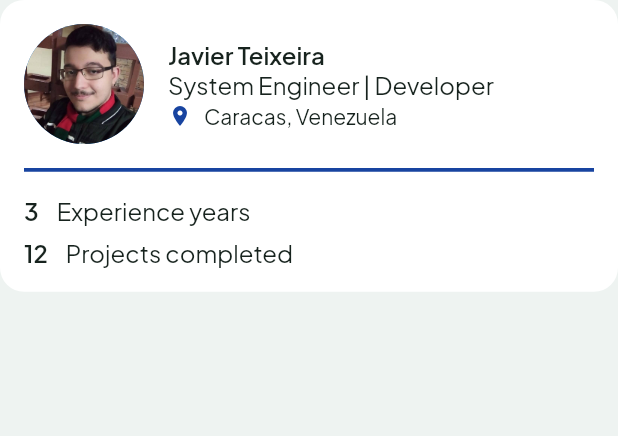
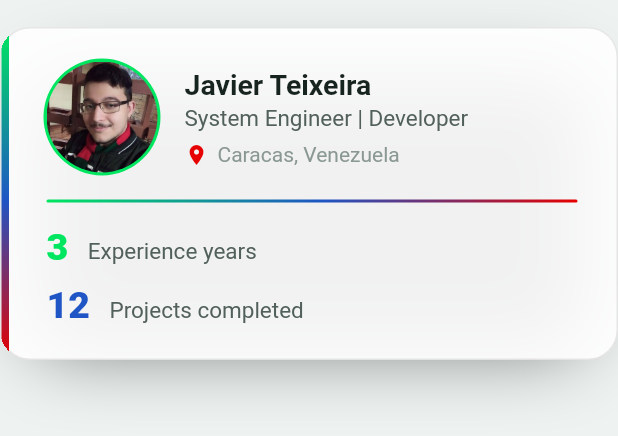
Before and after one commit to Teixeira49/portafolio, a Flutter app: the ResumeBody widget shown alone on an empty page, opened directly, on a phone screen of 412 x 824 dp. Shown: the top 436 px of the screen. Run offline on Flutter 3.47's test engine with Material 3 defaults, Android fonts, the phone set to English and light mode, and no system bars; our stand-ins replace equatable, flutter_bloc, flutter_svg, gap, get_it, google_fonts and 1 more.

Commit message:
Implement new structure for resumen body

```diff
--- a/lib/src/shared/presentation/widgets/resume_body.dart
+++ b/lib/src/shared/presentation/widgets/resume_body.dart
@@ -1,12 +1,25 @@
 import 'package:flutter/material.dart';
-import 'package:flutter_bloc/flutter_bloc.dart';
+import 'package:gap/gap.dart';
 import 'package:portafolio/l10n/l10n.dart';
-import 'package:portafolio/src/core/theme/extended_text_theme.dart';
 import 'package:url_launcher/url_launcher.dart';
 
 import '../../../core/utils/asset_images.dart';
 import '../../../core/variables/values/values.dart';
 import '../../../features/home/presentation/bloc/chat_bloc/bloc.dart';
+
+const _kBrandGradientV = LinearGradient(
+  begin: Alignment.topCenter,
+  end: Alignment.bottomCenter,
+  colors: [Color(0xFF00E660), Color(0xFF1F55C4), Color(0xFFE60000)],
+  stops: [0.0, 0.52, 1.0],
+);
+
+const _kBrandGradientH = LinearGradient(
+  begin: Alignment.centerLeft,
+  end: Alignment.centerRight,
+  colors: [Color(0xFF00E660), Color(0xFF1F55C4), Color(0xFFE60000)],
+  stops: [0.0, 0.52, 1.0],
+);
 
 class ResumeBody extends StatelessWidget {
   const ResumeBody({super.key, required this.aboutData});
@@ -15,219 +28,232 @@ class ResumeBody extends StatelessWidget {
 
   @override
   Widget build(BuildContext context) {
-    final width = MediaQuery.of(context).size.width;
-    final children = [
-      _ResumeTitle(aboutData: aboutData),
-      _DynamicDivider(width: width),
-      _ResumeData(aboutData: aboutData),
-    ];
-    return Container(
-      decoration: BoxDecoration(
-        borderRadius: BorderRadius.circular(WidthValues.radiusMd),
-        color: ColorValues.bgSecondary(context),
-      ),
-      padding: EdgeInsets.all(WidthValues.padding),
-      child:
-          width > 1100
-              ? Row(
-                spacing: WidthValues.spacingMd,
-                mainAxisAlignment: MainAxisAlignment.start,
-                mainAxisSize: MainAxisSize.min,
-                children: children,
-              )
-              : Column(
-                spacing: WidthValues.spacingMd,
-                mainAxisAlignment: MainAxisAlignment.start,
-                crossAxisAlignment: CrossAxisAlignment.start,
-                mainAxisSize: MainAxisSize.min,
-                children: children,
+    return LayoutBuilder(
+      builder: (context, constraints) {
+        final isWide = constraints.maxWidth >= 500;
+
+        return Container(
+          margin: const EdgeInsets.only(top: 18),
+          clipBehavior: Clip.hardEdge,
+          decoration: BoxDecoration(
+            color: ColorValues.bgSurface(context),
+            border: Border.all(color: ColorValues.borderSurface(context)),
+            borderRadius: BorderRadius.circular(20),
+            boxShadow: const [
+              BoxShadow(
+                color: Color(0x991A1A1A),
+                blurRadius: 44,
+                spreadRadius: -22,
+                offset: Offset(0, 14),
               ),
+            ],
+          ),
+          child: Stack(
+            children: [
+              // Accent bar — 5 px gradient strip flush to the left edge
+              Positioned(
+                left: 0,
+                top: 0,
+                bottom: 0,
+                child: Container(
+                  width: 5,
+                  decoration: const BoxDecoration(gradient: _kBrandGradientV),
+                ),
+              ),
+
+              // Main content (30 px left pad = 5 accent + 25 gap)
+              Padding(
+                padding: const EdgeInsets.fromLTRB(30, 22, 26, 22),
+                child: isWide ? _WideLayout(aboutData: aboutData) : _NarrowLayout(aboutData: aboutData),
+              ),
+            ],
+          ),
+        );
+      },
     );
   }
 }
 
-class _ResumeTitle extends StatelessWidget {
-  const _ResumeTitle({required this.aboutData});
+// ─── Wide layout (≥ 500 px): left info | divider | stats ─────────────────────
 
+class _WideLayout extends StatelessWidget {
+  const _WideLayout({required this.aboutData});
   final Map<String, dynamic> aboutData;
 
   @override
-  Widget build(BuildContext context) => LayoutBuilder(
-    builder: (context, constraints) {
-      final width = constraints.maxWidth;
-      final avatar = CircleAvatar(
-        backgroundImage: AssetImage(AssetImages.profile),
-        radius: 40,
-      );
-      final children = [
-        if (width > 315) avatar,
-        Column(
-          crossAxisAlignment: CrossAxisAlignment.start,
-          children: [
-            Text(
-              aboutData["name"].toString(),
-              style: ExtendedTextTheme.titleMedium(context),
-              maxLines: 1,
-              overflow: TextOverflow.ellipsis,
-            ),
-
-            Text(
-              context.l10n.resumeTitleLabel,
-              style: ExtendedTextTheme.textMedium(context),
-              maxLines: 1,
-              overflow: TextOverflow.ellipsis,
-            ),
-            Divider(height: 2),
-            _LocationRow(
-              location: aboutData["location"].toString(),
-              link: aboutData["location_link"].toString(),
-            ),
-          ],
+  Widget build(BuildContext context) {
+    return Row(
+      crossAxisAlignment: CrossAxisAlignment.center,
+      children: [
+        Expanded(child: _IdLeft(aboutData: aboutData)),
+        const Gap(28),
+        // Fixed-height divider avoids IntrinsicHeight + Expanded conflicts
+        Container(
+          width: 2,
+          height: 80,
+          decoration: BoxDecoration(
+            borderRadius: BorderRadius.circular(2),
+            gradient: _kBrandGradientV,
+          ),
         ),
-      ];
-      return width > 315
-          ? Row(
-            spacing: WidthValues.spacingMd,
-            mainAxisSize: MainAxisSize.min,
-            children: children,
-          )
-          : Column(
-            crossAxisAlignment: CrossAxisAlignment.center,
-            spacing: WidthValues.spacingXs,
-            children: [
-              avatar,
-              Row(
-                spacing: WidthValues.spacingMd,
-                mainAxisSize: MainAxisSize.min,
-                children: children,
-              ),
-            ],
-          );
-    },
-  );
-}
-
-class _ResumeData extends StatelessWidget {
-  const _ResumeData({required this.aboutData});
-
-  final Map<String, dynamic> aboutData;
-
-  @override
-  Widget build(BuildContext context) => Column(
-    mainAxisSize: MainAxisSize.min,
-    crossAxisAlignment: CrossAxisAlignment.start,
-    mainAxisAlignment: MainAxisAlignment.center,
-    textBaseline: TextBaseline.alphabetic,
-    verticalDirection: VerticalDirection.down,
-    spacing: WidthValues.spacingXs,
-    children: [
-      _SubContainer(
-        data: (DateTime.now().year - aboutData["years"]).toString(),
-        title: context.l10n.resumeYearsCompleteLabel,
-        function:
-            () => context.read<ChatBloc>().add(GetChatMessages('experience_chat')),
-      ),
-      _SubContainer(
-        data: aboutData["projects"].toString(),
-        title: context.l10n.resumeProjectsCompleteLabel,
-        function:
-            () => context.read<ChatBloc>().add(GetChatMessages('projects_chat')),
-      ),
-    ],
-  );
-}
-
-class _DynamicDivider extends StatelessWidget {
-  final double width;
-
-  const _DynamicDivider({required this.width});
-
-  @override
-  Widget build(BuildContext context) {
-    return Container(
-      width: width > 1100 ? 2.5 : width,
-      height: width > 1100 ? 80 : 2.5,
-      color: ColorValues.fgBrandPrimary(context),
+        const Gap(28),
+        _IdStats(aboutData: aboutData),
+      ],
     );
   }
 }
 
-class _LocationRow extends StatefulWidget {
-  const _LocationRow({required this.location, required this.link});
+// ─── Narrow layout (< 500 px): stacked ───────────────────────────────────────
 
+class _NarrowLayout extends StatelessWidget {
+  const _NarrowLayout({required this.aboutData});
+  final Map<String, dynamic> aboutData;
+
+  @override
+  Widget build(BuildContext context) {
+    return Column(
+      crossAxisAlignment: CrossAxisAlignment.start,
+      mainAxisSize: MainAxisSize.min,
+      children: [
+        _IdLeft(aboutData: aboutData),
+        const Gap(18),
+        Container(
+          height: 2,
+          decoration: BoxDecoration(
+            borderRadius: BorderRadius.circular(2),
+            gradient: _kBrandGradientH,
+          ),
+        ),
+        const Gap(18),
+        _IdStats(aboutData: aboutData),
+      ],
+    );
+  }
+}
+
+// ─────────────────────────────────────────────────────────────────────────────
+// Left section: avatar + name / role / location
+// ─────────────────────────────────────────────────────────────────────────────
+
+class _IdLeft extends StatelessWidget {
+  const _IdLeft({required this.aboutData});
+  final Map<String, dynamic> aboutData;
+
+  @override
+  Widget build(BuildContext context) {
+    return Row(
+      mainAxisSize: MainAxisSize.min,
+      crossAxisAlignment: CrossAxisAlignment.center,
+      children: [
+        _IdAvatar(),
+        const Gap(18),
+        Flexible(
+          child: Column(
+            crossAxisAlignment: CrossAxisAlignment.start,
+            mainAxisSize: MainAxisSize.min,
+            children: [
+              Text(
+                aboutData['name'].toString(),
+                maxLines: 1,
+                overflow: TextOverflow.ellipsis,
+                style: TextStyle(
+                  fontSize: 19,
+                  fontWeight: FontWeight.w700,
+                  color: ColorValues.textPrimary(context),
+                ),
+              ),
+              const SizedBox(height: 3),
+              Text(
+                context.l10n.resumeTitleLabel,
+                maxLines: 1,
+                overflow: TextOverflow.ellipsis,
+                style: TextStyle(
+                  fontSize: 15,
+                  color: ColorValues.textSecondary(context),
+                ),
+              ),
+              const SizedBox(height: 7),
+              _IdLocation(
+                location: aboutData['location'].toString(),
+                link: aboutData['location_link'].toString(),
+              ),
+            ],
+          ),
+        ),
+      ],
+    );
+  }
+}
+
+// ─────────────────────────────────────────────────────────────────────────────
+// Avatar: 74 × 74 gradient circle, green ring, "JT" initials
+// ─────────────────────────────────────────────────────────────────────────────
+
+class _IdAvatar extends StatelessWidget {
+  @override
+  Widget build(BuildContext context) {
+    return Container(
+      width: 74,
+      height: 74,
+      decoration: BoxDecoration(
+        shape: BoxShape.circle,
+        image: DecorationImage(
+          image: AssetImage(AssetImages.profile),
+          fit: BoxFit.cover,
+        ),
+        boxShadow: const [
+          BoxShadow(color: Color(0xFF00E660), blurRadius: 0, spreadRadius: 2),
+        ],
+      ),
+    );
+  }
+}
+
+// ─────────────────────────────────────────────────────────────────────────────
+// Location row with red pin icon
+// ─────────────────────────────────────────────────────────────────────────────
+
+class _IdLocation extends StatefulWidget {
+  const _IdLocation({required this.location, required this.link});
   final String location;
   final String link;
 
   @override
-  State<_LocationRow> createState() => _LocationRowState();
+  State<_IdLocation> createState() => _IdLocationState();
 }
 
-class _LocationRowState extends State<_LocationRow> {
-  bool _isHovered = false;
-
-  @override
-  Widget build(BuildContext context) => MouseRegion(
-    onEnter: (_) => setState(() => _isHovered = true),
-    onExit: (_) => setState(() => _isHovered = false),
-    cursor: SystemMouseCursors.click,
-    child: GestureDetector(
-      onTap: () => launchUrl(Uri.parse(widget.link)),
-      child: Row(
-        spacing: WidthValues.spacingXs,
-        children: [
-          Icon(Icons.location_on, size: 16),
-          Text(
-            widget.location,
-            style: ExtendedTextTheme.textSmall(context),
-            maxLines: 1,
-            overflow: TextOverflow.ellipsis,
-          ),
-        ],
-      ),
-    ),
-  );
-}
-
-class _SubContainer extends StatefulWidget {
-  const _SubContainer({
-    required this.title,
-    required this.data,
-    required this.function,
-  });
-
-  final String title;
-  final String data;
-  final VoidCallback function;
-
-  @override
-  State<_SubContainer> createState() => _SubContainerState();
-}
-
-class _SubContainerState extends State<_SubContainer> {
-  bool _isHovered = false;
+class _IdLocationState extends State<_IdLocation> {
+  bool _hovered = false;
 
   @override
   Widget build(BuildContext context) {
     return MouseRegion(
-      onEnter: (_) => setState(() => _isHovered = true),
-      onExit: (_) => setState(() => _isHovered = false),
-      cursor: SystemMouseCursors.click,
+      cursor: widget.link.isNotEmpty
+          ? SystemMouseCursors.click
+          : SystemMouseCursors.basic,
+      onEnter: (_) => setState(() => _hovered = true),
+      onExit: (_) => setState(() => _hovered = false),
       child: GestureDetector(
-        onTap: widget.function,
+        onTap: widget.link.isNotEmpty
+            ? () => launchUrl(Uri.parse(widget.link))
+            : null,
         child: Row(
-          spacing: WidthValues.spacingSm,
+          mainAxisSize: MainAxisSize.min,
           children: [
-            Text(
-              widget.data,
-              style: ExtendedTextTheme.titleMedium(context),
-              maxLines: 1,
-              overflow: TextOverflow.ellipsis,
-            ),
-            Text(
-              widget.title,
-              style: ExtendedTextTheme.textMedium(context),
-              maxLines: 1,
-              overflow: TextOverflow.ellipsis,
+            const Icon(Icons.location_on, size: 16, color: Color(0xFFE60000)),
+            const Gap(6),
+            Flexible(
+              child: Text(
+                widget.location,
+                maxLines: 1,
+                overflow: TextOverflow.ellipsis,
+                style: TextStyle(
+                  fontSize: 14,
+                  color: _hovered
+                      ? ColorValues.textSecondary(context)
+                      : ColorValues.textTertiary(context),
+                ),
+              ),
             ),
           ],
         ),
@@ -235,3 +261,102 @@ class _SubContainerState extends State<_SubContainer> {
     );
   }
 }
+
+// ─────────────────────────────────────────────────────────────────────────────
+// Stats: years of experience (green) + projects completed (blue)
+// ─────────────────────────────────────────────────────────────────────────────
+
+class _IdStats extends StatelessWidget {
+  const _IdStats({required this.aboutData});
+  final Map<String, dynamic> aboutData;
+
+  @override
+  Widget build(BuildContext context) {
+    final years =
+        (DateTime.now().year - (aboutData['years'] as int)).toString();
+    final projects = aboutData['projects'].toString();
+
+    return Column(
+      crossAxisAlignment: CrossAxisAlignment.start,
+      mainAxisSize: MainAxisSize.min,
+      children: [
+        _StatRow(
+          value: years,
+          label: context.l10n.resumeYearsCompleteLabel,
+          valueColor: const Color(0xFF00E660),
+          onTap: () => context
+              .read<ChatBloc>()
+              .add(GetChatMessages('experience_chat')),
+        ),
+        const Gap(14),
+        _StatRow(
+          value: projects,
+          label: context.l10n.resumeProjectsCompleteLabel,
+          valueColor: const Color(0xFF1F55C4),
+          onTap: () => context
+              .read<ChatBloc>()
+              .add(GetChatMessages('projects_chat')),
+        ),
+      ],
+    );
+  }
+}
+
+class _StatRow extends StatefulWidget {
+  const _StatRow({
+    required this.value,
+    required this.label,
+    required this.valueColor,
+    required this.onTap,
+  });
+
+  final String value;
+  final String label;
+  final Color valueColor;
+  final VoidCallback onTap;
+
+  @override
+  State<_StatRow> createState() => _StatRowState();
+}
+
+class _StatRowState extends State<_StatRow> {
+  bool _hovered = false;
+
+  @override
+  Widget build(BuildContext context) {
+    return MouseRegion(
+      cursor: SystemMouseCursors.click,
+      onEnter: (_) => setState(() => _hovered = true),
+      onExit: (_) => setState(() => _hovered = false),
+      child: GestureDetector(
+        onTap: widget.onTap,
+        child: Row(
+          crossAxisAlignment: CrossAxisAlignment.baseline,
+          textBaseline: TextBaseline.alphabetic,
+          mainAxisSize: MainAxisSize.min,
+          children: [
+            Text(
+              widget.value,
+              style: TextStyle(
+                fontSize: 25,
+                fontWeight: FontWeight.w800,
+                height: 1,
+                color: _hovered
+                    ? widget.valueColor.withValues(alpha: 0.75)
+                    : widget.valueColor,
+              ),
+            ),
+            const Gap(13),
+            Text(
+              widget.label,
+              style: TextStyle(
+                fontSize: 15,
+                color: ColorValues.textSecondary(context),
+              ),
+            ),
+          ],
+        ),
+      ),
+    );
+  }
+}
```
